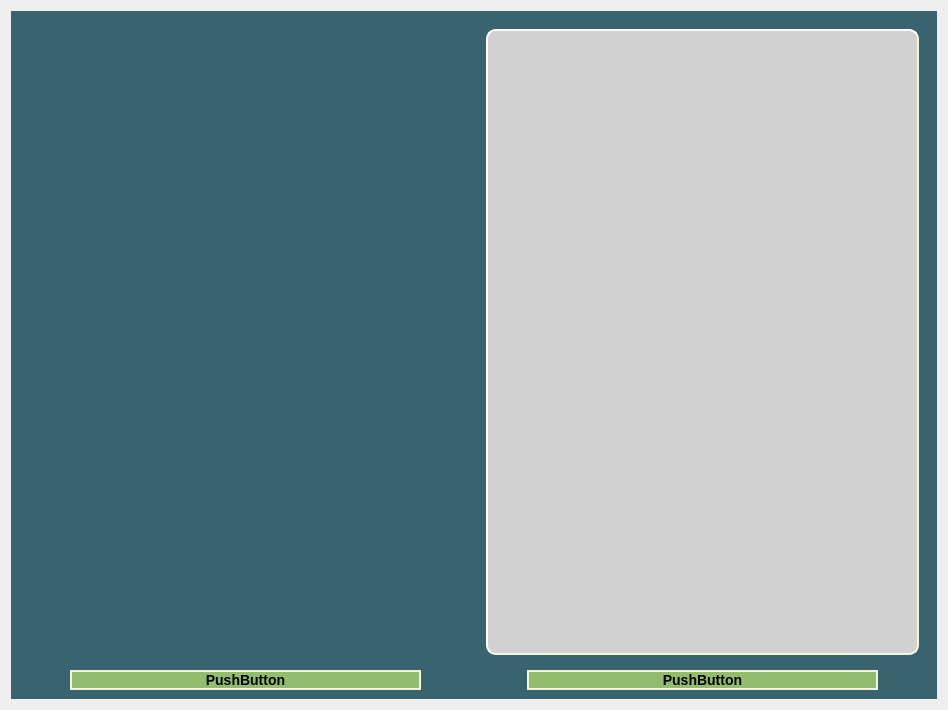
The-afroman/CS1D-vacation-project, file trippage.ui: the form before one commit.
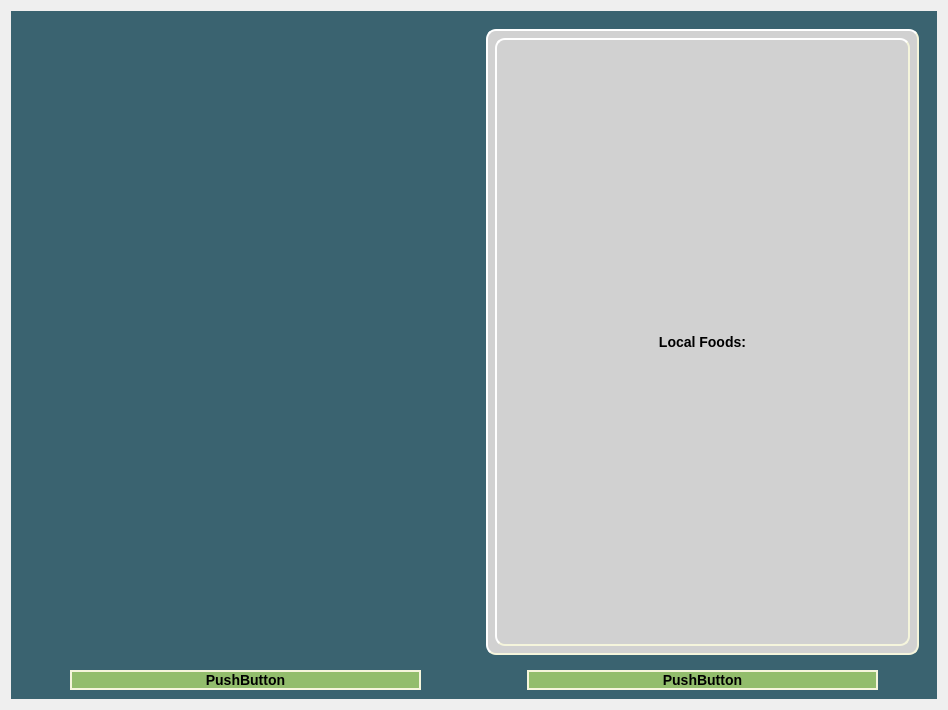
The form after the commit.

```diff
--- a/trippage.ui
+++ b/trippage.ui
@@ -100,6 +100,16 @@
               <property name="spacing">
                <number>5</number>
               </property>
+              <item>
+               <widget class="QLabel" name="label">
+                <property name="text">
+                 <string>Local Foods:</string>
+                </property>
+                <property name="alignment">
+                 <set>Qt::AlignCenter</set>
+                </property>
+               </widget>
+              </item>
              </layout>
             </item>
            </layout>
```
